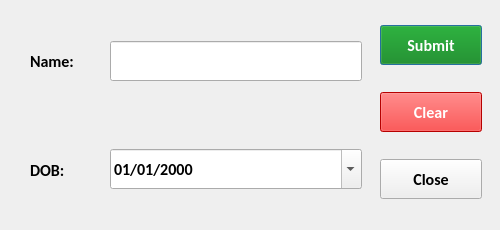
Qt form UI/uifiles/addmembers.ui (ayushr01/Library-Management-System) before a commit.
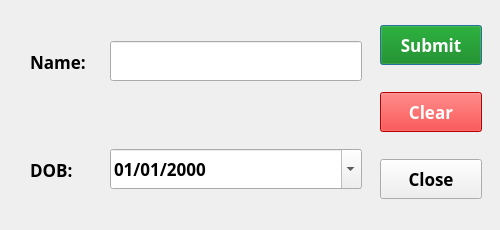
The same form after that commit.

Commit message: Updated UI with new fonts

```diff
--- a/UI/uifiles/addmembers.ui
+++ b/UI/uifiles/addmembers.ui
@@ -30,8 +30,8 @@
   </property>
   <property name="font">
    <font>
-    <family>Calibri</family>
-    <pointsize>12</pointsize>
+    <family>Trebuchet MS</family>
+    <pointsize>13</pointsize>
     <weight>75</weight>
     <bold>true</bold>
    </font>
@@ -50,8 +50,8 @@
    </property>
    <property name="font">
     <font>
-     <family>Calibri</family>
-     <pointsize>12</pointsize>
+     <family>Trebuchet MS</family>
+     <pointsize>13</pointsize>
      <weight>50</weight>
      <bold>false</bold>
     </font>
@@ -61,8 +61,8 @@
      <widget class="QLabel" name="namefield">
       <property name="font">
        <font>
-        <family>Calibri</family>
-        <pointsize>12</pointsize>
+        <family>Trebuchet MS</family>
+        <pointsize>13</pointsize>
         <weight>75</weight>
         <bold>true</bold>
        </font>
@@ -76,8 +76,8 @@
      <widget class="QLabel" name="datefield">
       <property name="font">
        <font>
-        <family>Calibri</family>
-        <pointsize>12</pointsize>
+        <family>Trebuchet MS</family>
+        <pointsize>13</pointsize>
         <weight>75</weight>
         <bold>true</bold>
        </font>
@@ -100,8 +100,8 @@
    </property>
    <property name="font">
     <font>
-     <family>Tahoma</family>
-     <pointsize>12</pointsize>
+     <family>Trebuchet MS</family>
+     <pointsize>13</pointsize>
      <weight>75</weight>
      <bold>true</bold>
     </font>
@@ -126,8 +126,8 @@
       </property>
       <property name="font">
        <font>
-        <family>Calibri</family>
-        <pointsize>12</pointsize>
+        <family>Trebuchet MS</family>
+        <pointsize>13</pointsize>
         <weight>75</weight>
         <bold>true</bold>
        </font>
@@ -151,8 +151,8 @@
       </property>
       <property name="font">
        <font>
-        <family>Calibri</family>
-        <pointsize>12</pointsize>
+        <family>Trebuchet MS</family>
+        <pointsize>13</pointsize>
         <weight>75</weight>
         <bold>true</bold>
        </font>
@@ -176,8 +176,8 @@
       </property>
       <property name="font">
        <font>
-        <family>Calibri</family>
-        <pointsize>12</pointsize>
+        <family>Trebuchet MS</family>
+        <pointsize>13</pointsize>
         <weight>75</weight>
         <bold>true</bold>
        </font>
@@ -225,6 +225,14 @@
      <height>211</height>
     </rect>
    </property>
+   <property name="font">
+    <font>
+     <family>Trebuchet MS</family>
+     <pointsize>13</pointsize>
+     <weight>75</weight>
+     <bold>true</bold>
+    </font>
+   </property>
    <layout class="QVBoxLayout" name="entryfield">
     <property name="spacing">
      <number>40</number>
@@ -260,8 +268,8 @@
       </property>
       <property name="font">
        <font>
-        <family>Calibri</family>
-        <pointsize>12</pointsize>
+        <family>Trebuchet MS</family>
+        <pointsize>13</pointsize>
         <weight>75</weight>
         <bold>true</bold>
        </font>
```
Left out of the diff: 8 changed lines with no effect on the pictures. The commit also changes 19 other files.
